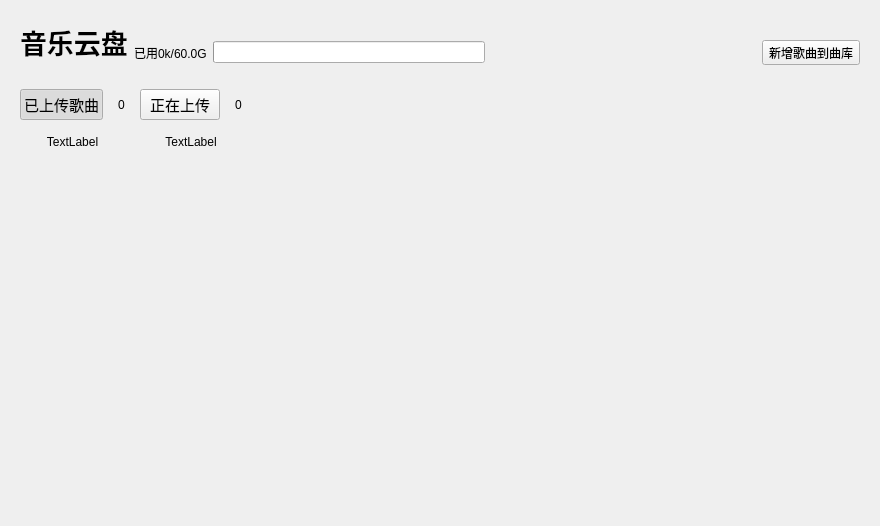
First picture: the form in KuGouStart/MusicCloudDisk/MusicCloudDisk.ui, repository a-mo-xi-wei/Qt-KuGouAppClient, before the edit.
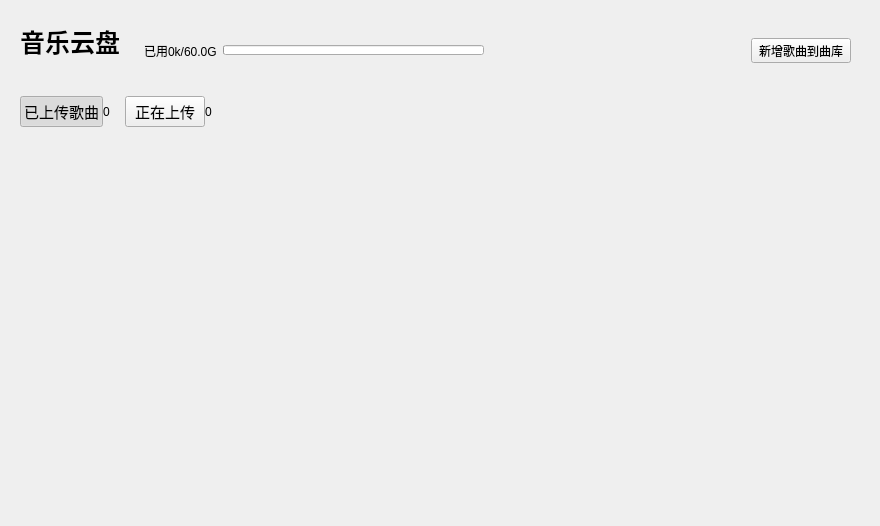
Second picture: the form after the edit. Custom widgets are drawn as their Qt base class.

Commit message: 音乐云盘主界面搭建完成

What changed in the file:
```diff
--- a/KuGouStart/MusicCloudDisk/MusicCloudDisk.ui
+++ b/KuGouStart/MusicCloudDisk/MusicCloudDisk.ui
@@ -14,20 +14,32 @@
    <string>MusicCloudDisk</string>
   </property>
   <layout class="QVBoxLayout" name="verticalLayout_4">
+   <property name="topMargin">
+    <number>0</number>
+   </property>
    <item>
     <widget class="QWidget" name="widget" native="true">
      <layout class="QHBoxLayout" name="horizontalLayout_2">
+      <property name="spacing">
+       <number>15</number>
+      </property>
       <item>
        <widget class="QLabel" name="label">
         <property name="sizePolicy">
          <sizepolicy hsizetype="Preferred" vsizetype="Fixed">
           <horstretch>0</horstretch>
-          <verstretch>0</verstretch>
+          <verstretch>40</verstretch>
          </sizepolicy>
         </property>
+        <property name="minimumSize">
+         <size>
+          <width>0</width>
+          <height>40</height>
+         </size>
+        </property>
         <property name="font">
          <font>
-          <pointsize>20</pointsize>
+          <pointsize>19</pointsize>
           <bold>true</bold>
          </font>
         </property>
@@ -37,12 +49,16 @@
         <property name="scaledContents">
          <bool>true</bool>
         </property>
+        <property name="alignment">
+         <set>Qt::AlignBottom|Qt::AlignLeading|Qt::AlignLeft</set>
+        </property>
         <property name="margin">
          <number>0</number>
         </property>
        </widget>
       </item>
       <item>
+       <widget class="QWidget" name="title_widget" native="true">
        <layout class="QVBoxLayout" name="verticalLayout">
         <item>
          <widget class="QLabel" name="label_2">
@@ -68,6 +84,18 @@
           </item>
           <item>
            <widget class="QProgressBar" name="progressBar">
+             <property name="minimumSize">
+              <size>
+               <width>0</width>
+               <height>8</height>
+              </size>
+             </property>
+             <property name="maximumSize">
+              <size>
+               <width>16777215</width>
+               <height>10</height>
+              </size>
+             </property>
             <property name="value">
              <number>0</number>
             </property>
@@ -90,7 +118,19 @@
            </spacer>
           </item>
           <item>
-           <widget class="QToolButton" name="toolButton">
+            <widget class="IconBesideTextToolButton" name="new_add_toolButton">
+             <property name="minimumSize">
+              <size>
+               <width>100</width>
+               <height>0</height>
+              </size>
+             </property>
+             <property name="maximumSize">
+              <size>
+               <width>100</width>
+               <height>16777215</height>
+              </size>
+             </property>
             <property name="cursor">
              <cursorShape>PointingHandCursor</cursorShape>
             </property>
@@ -102,6 +142,7 @@
          </layout>
         </item>
        </layout>
+       </widget>
       </item>
      </layout>
     </widget>
@@ -113,11 +154,36 @@
        <number>15</number>
       </property>
       <item>
+       <widget class="QWidget" name="guide_widget1" native="true">
        <layout class="QVBoxLayout" name="verticalLayout_2">
+         <property name="spacing">
+          <number>3</number>
+         </property>
+         <property name="leftMargin">
+          <number>0</number>
+         </property>
+         <property name="topMargin">
+          <number>0</number>
+         </property>
+         <property name="rightMargin">
+          <number>0</number>
+         </property>
+         <property name="bottomMargin">
+          <number>0</number>
+         </property>
         <item>
          <layout class="QHBoxLayout" name="horizontalLayout_3">
+           <property name="spacing">
+            <number>0</number>
+           </property>
           <item>
            <widget class="QPushButton" name="uploaded_song_pushButton">
+             <property name="sizePolicy">
+              <sizepolicy hsizetype="Preferred" vsizetype="Preferred">
+               <horstretch>0</horstretch>
+               <verstretch>0</verstretch>
+              </sizepolicy>
+             </property>
             <property name="font">
              <font>
               <pointsize>11</pointsize>
@@ -126,6 +192,9 @@
             <property name="cursor">
              <cursorShape>PointingHandCursor</cursorShape>
             </property>
+             <property name="autoFillBackground">
+              <bool>true</bool>
+             </property>
             <property name="text">
              <string>已上传歌曲</string>
             </property>
@@ -150,9 +219,27 @@
          </layout>
         </item>
         <item>
-         <widget class="QLabel" name="label_5">
+          <widget class="QLabel" name="idx1_lab">
+           <property name="sizePolicy">
+            <sizepolicy hsizetype="Preferred" vsizetype="Fixed">
+             <horstretch>0</horstretch>
+             <verstretch>0</verstretch>
+            </sizepolicy>
+           </property>
+           <property name="minimumSize">
+            <size>
+             <width>20</width>
+             <height>0</height>
+            </size>
+           </property>
+           <property name="maximumSize">
+            <size>
+             <width>16777215</width>
+             <height>12</height>
+            </size>
+           </property>
           <property name="text">
-           <string>TextLabel</string>
+            <string/>
           </property>
           <property name="scaledContents">
            <bool>true</bool>
@@ -163,13 +250,39 @@
          </widget>
         </item>
        </layout>
+       </widget>
       </item>
       <item>
+       <widget class="QWidget" name="guide_widget2" native="true">
        <layout class="QVBoxLayout" name="verticalLayout_3">
+         <property name="spacing">
+          <number>3</number>
+         </property>
+         <property name="leftMargin">
+          <number>0</number>
+         </property>
+         <property name="topMargin">
+          <number>0</number>
+         </property>
+         <property name="rightMargin">
+          <number>0</number>
+         </property>
+         <property name="bottomMargin">
+          <number>0</number>
+         </property>
         <item>
          <layout class="QHBoxLayout" name="horizontalLayout_4">
+           <property name="spacing">
+            <number>0</number>
+           </property>
           <item>
            <widget class="QPushButton" name="uploading_song_pushButton">
+             <property name="sizePolicy">
+              <sizepolicy hsizetype="Preferred" vsizetype="Preferred">
+               <horstretch>0</horstretch>
+               <verstretch>0</verstretch>
+              </sizepolicy>
+             </property>
             <property name="font">
              <font>
               <pointsize>11</pointsize>
@@ -178,6 +291,9 @@
             <property name="cursor">
              <cursorShape>PointingHandCursor</cursorShape>
             </property>
+             <property name="autoFillBackground">
+              <bool>true</bool>
+             </property>
             <property name="text">
              <string>正在上传</string>
             </property>
@@ -199,9 +315,27 @@
          </layout>
         </item>
         <item>
-         <widget class="QLabel" name="label_7">
+          <widget class="QLabel" name="idx2_lab">
+           <property name="sizePolicy">
+            <sizepolicy hsizetype="Preferred" vsizetype="Fixed">
+             <horstretch>0</horstretch>
+             <verstretch>0</verstretch>
+            </sizepolicy>
+           </property>
+           <property name="minimumSize">
+            <size>
+             <width>20</width>
+             <height>0</height>
+            </size>
+           </property>
+           <property name="maximumSize">
+            <size>
+             <width>16777215</width>
+             <height>12</height>
+            </size>
+           </property>
           <property name="text">
-           <string>TextLabel</string>
+            <string/>
           </property>
           <property name="scaledContents">
            <bool>true</bool>
@@ -212,6 +346,7 @@
          </widget>
         </item>
        </layout>
+       </widget>
       </item>
       <item>
        <spacer name="horizontalSpacer_2">
@@ -241,6 +376,11 @@
    <header>MyStackedWidget.h</header>
    <container>1</container>
   </customwidget>
+  <customwidget>
+   <class>IconBesideTextToolButton</class>
+   <extends>QToolButton</extends>
+   <header>IconBesideTextToolButton.h</header>
+  </customwidget>
  </customwidgets>
  <resources/>
  <connections/>
```
Left out of the diff: 14 changed lines with no effect on the pictures. Lines whose indentation alone changed are shown as unchanged. The commit also changes 4 other files.
